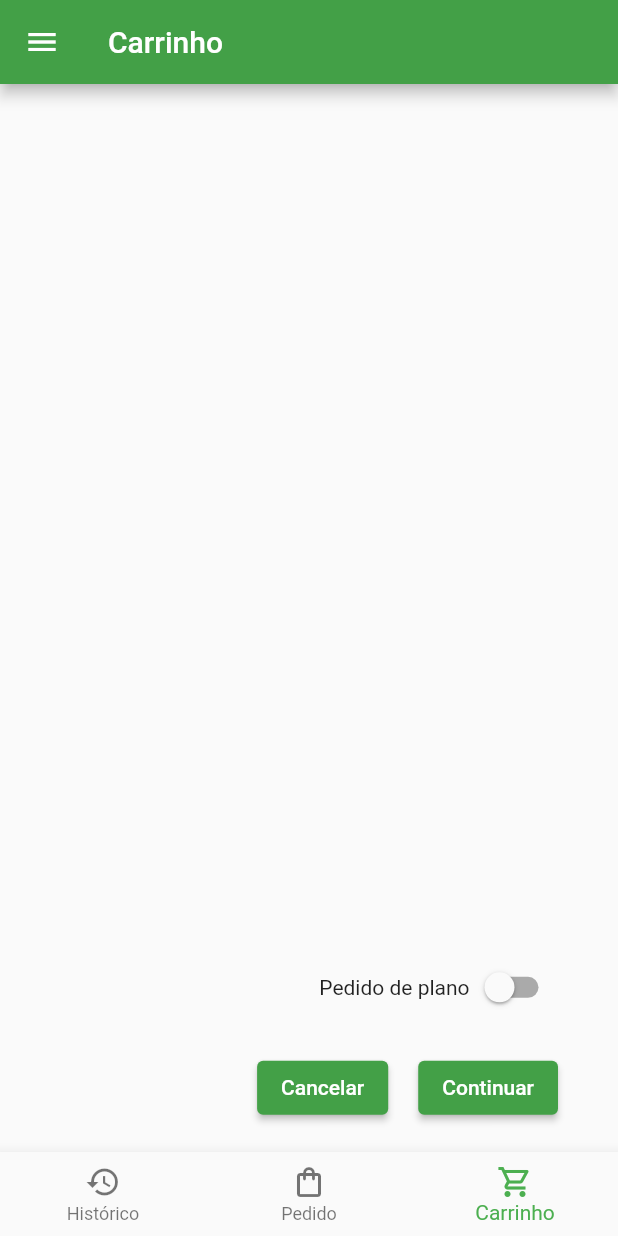
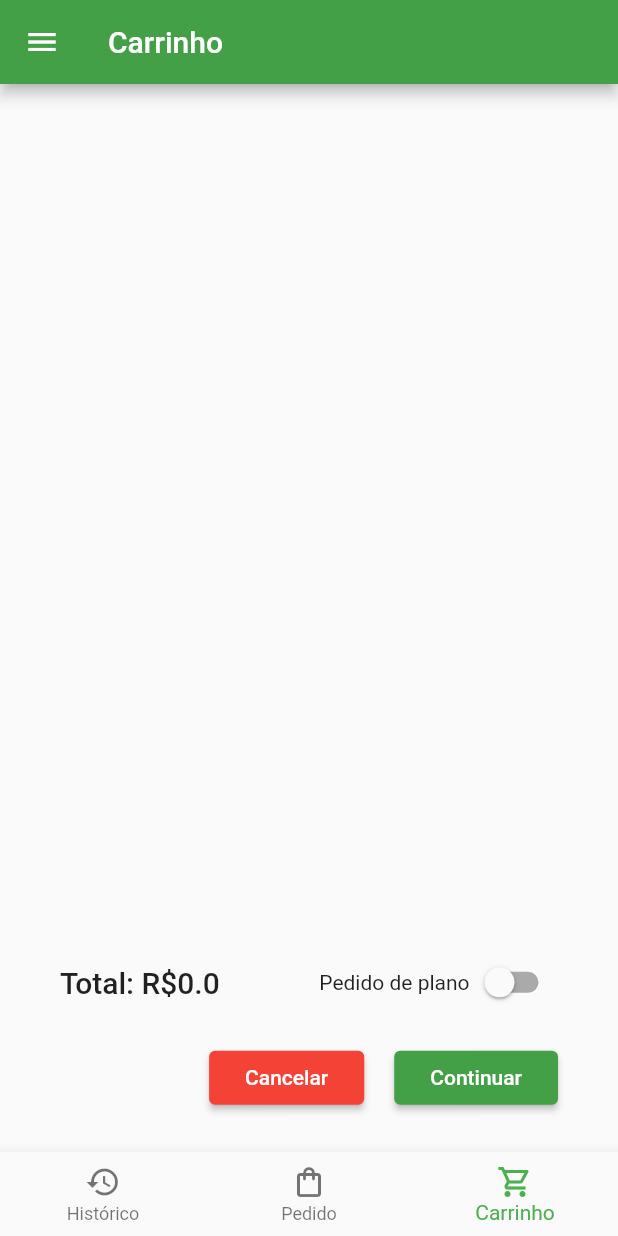
Before and after one commit to cadupereira21/SI700-Mobile, a Flutter app: the HomePage screen opened directly, item 3 of the bottom bar chosen, on a phone screen of 412 x 824 dp. Run offline on Flutter 3.47's test engine with Material 2 defaults, Android fonts, the light colour scheme and no system bars; our stand-ins replace dio, flutter_bloc, mask_text_input_formatter; accounts and stored records are empty; network calls fail.

Commit message:
Implemented total value and update buttons size and botom pading

```diff
--- a/app_seu_madeu_sucos/lib/View/CartScreen.dart
+++ b/app_seu_madeu_sucos/lib/View/CartScreen.dart
@@ -47,9 +47,20 @@ class _CartScreenState extends State<CartScreen> {
             child: Column(
               mainAxisAlignment: MainAxisAlignment.spaceEvenly,
               children: [
-                Container(
-                  padding: EdgeInsets.only(left: 20, top: 10),
+                Padding(
+                  padding: const EdgeInsets.only(top: 10.0),
                   child: Row(
+                    mainAxisAlignment: MainAxisAlignment.spaceBetween,
+                    crossAxisAlignment: CrossAxisAlignment.center,
+                    children: [
+                      Text(
+                        "Total: R\$${CartData.instance.getTotalValue}",
+                        style: TextStyle(
+                          fontSize: 20,
+                          fontWeight: FontWeight.w500
+                        ),
+                      ),
+                      Row(
                         mainAxisAlignment: MainAxisAlignment.end,
                         children: [
                           const Text("Pedido de plano"),
@@ -62,18 +73,29 @@ class _CartScreenState extends State<CartScreen> {
                             }),
                         ],
                       ),
+                    ],
                   ),
-                Row(
+                ),
+                Padding(
+                  padding: const EdgeInsets.only(bottom: 10.0),
+                  child: Row(
                     mainAxisAlignment: MainAxisAlignment.end,
                     children: [
                       Padding(
                         padding: EdgeInsets.only(left: 20),
                         child: ElevatedButton(
+                          style: ButtonStyle(
+                            backgroundColor: MaterialStatePropertyAll(Colors.red),
+                          ),
                           onPressed: () {
                             BlocProvider.of<CartBloc>(context).add(ClearCart());
                             //TODO: Mudar para a tela de produtos
                           },
-                          child: const Text("Cancelar")),
+                          child: Padding(
+                            padding: const EdgeInsets.all(8.0),
+                            child: const Text("Cancelar"),
+                          ),
+                        ),
                       ),
                       Padding(
                         padding: EdgeInsets.only(left: 20),
@@ -103,9 +125,13 @@ class _CartScreenState extends State<CartScreen> {
                                 );
                               }
                             },
-                          child: const Text("Continuar")),
+                            child: Padding(
+                              padding: const EdgeInsets.all(8.0),
+                              child: const Text("Continuar"),
+                            )),
                       ),
                     ],
+                  ),
                 )
               ],
             ),
```
Lines whose indentation alone changed are shown as unchanged.
